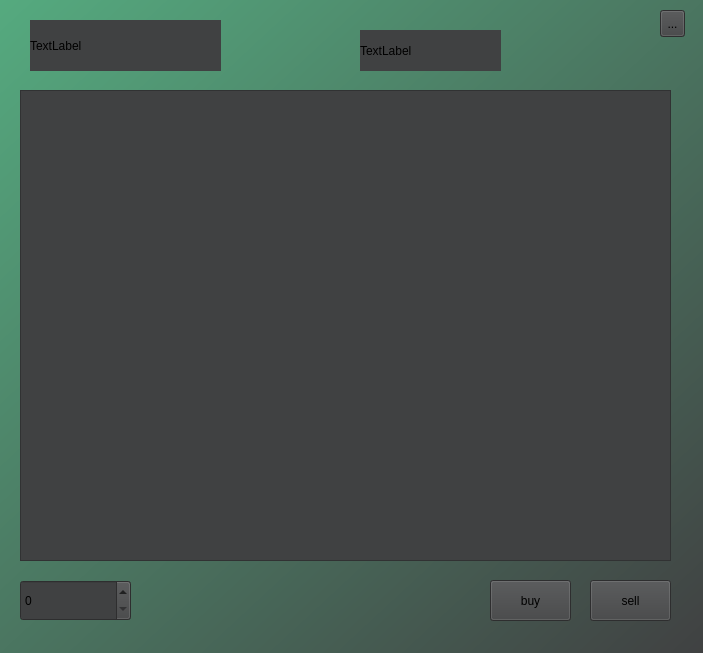
This is client/crypto.ui in SushantKumarPandey/Crypto-Tradeing-App-with-fake-currency as Qt 5 draws it before an edit. The edited form follows.
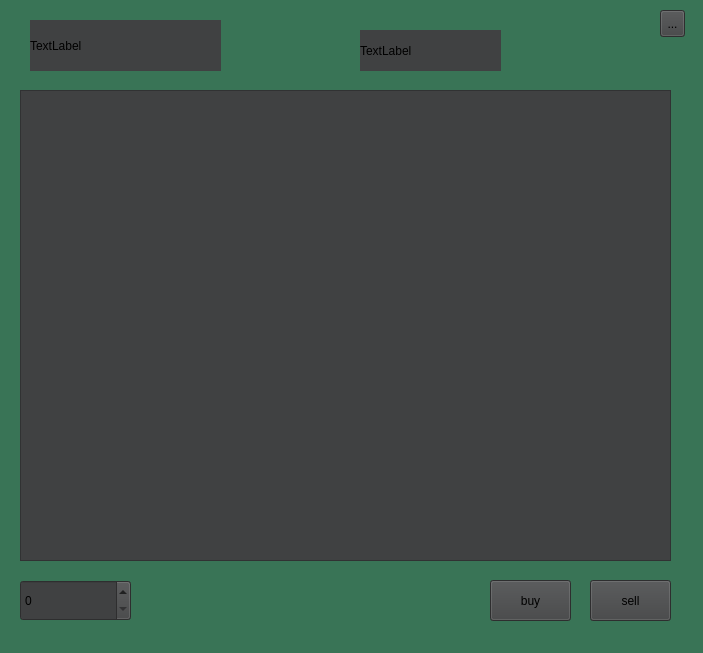
This is the edited form. Icons and pictures are not drawn.

Commit message: fix: ui design, schlichter und grösser + tabs oben

```diff
--- a/client/crypto.ui
+++ b/client/crypto.ui
@@ -14,7 +14,7 @@
    <string>Form</string>
   </property>
   <property name="styleSheet">
-   <string notr="true">background-color: qlineargradient(spread:reflect, x1:0, y1:0, x2:1, y2:1, stop:0 rgba(85, 170, 127, 255), stop:1 rgba(64, 65, 66, 255));
+   <string notr="true">background-color: rgb(57, 116, 86);
 font: 14pt &quot;Segoe UI&quot;;</string>
   </property>
   <widget class="QGraphicsView" name="graphicsView">
```
The commit also changes 3 other files.
